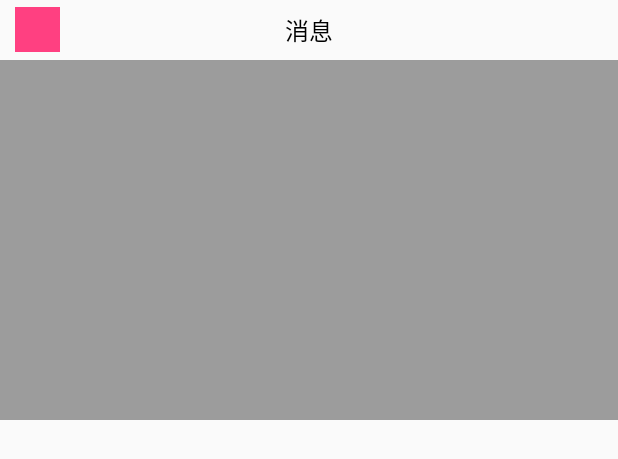
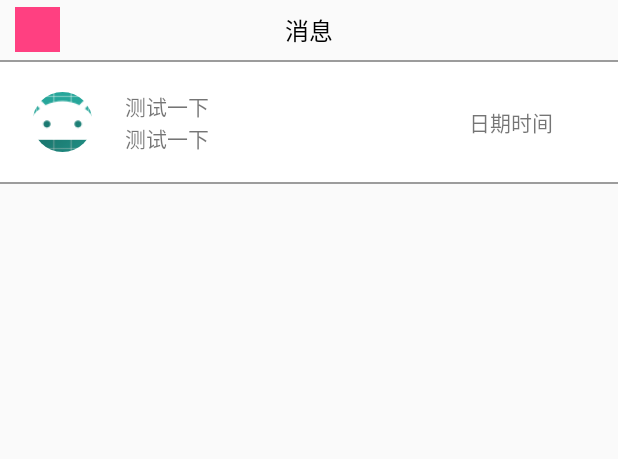
Before and after one commit to java-tangbing/doutu_v2, an Android app: the layout activity_news.xml on its own in the app's theme, with its tools: preview values and no code run, on a phone screen of 412 x 824 dp. Shown: the top 459 px of the screen. Run offline under Robolectric (Android 15) with nearby library versions, the phone set to English and light mode, and no system bars.

Commit message:
news 0.3

```diff
--- a/app/src/main/java/com/pufei/gxdt/module/news/activity/NewsActivity.java
+++ b/app/src/main/java/com/pufei/gxdt/module/news/activity/NewsActivity.java
@@ -1,5 +1,6 @@
 package com.pufei.gxdt.module.news.activity;
 
+import com.pufei.gxdt.R;
 import com.pufei.gxdt.base.BaseActivity;
 
 public class NewsActivity extends BaseActivity {
@@ -15,6 +16,6 @@ public class NewsActivity extends BaseActivity {
 
     @Override
     public int getLayout() {
-        return 0;
+        return R.layout.activity_news;
     }
 }
--- a/app/src/main/res/layout/activity_news.xml
+++ b/app/src/main/res/layout/activity_news.xml
@@ -6,18 +6,64 @@
 
     <include layout="@layout/common_title"></include>
 
-    <LinearLayout
+    <View
         android:layout_width="match_parent"
-        android:layout_height="80dp"
-        android:background="@color/hint_color"></LinearLayout>
+        android:layout_height="1dp"
+        android:background="@color/hint_color"></View>
 
     <LinearLayout
         android:layout_width="match_parent"
         android:layout_height="80dp"
-        android:background="@color/hint_color"></LinearLayout>
+        android:background="@color/white"
+        android:gravity="center"
+        android:orientation="horizontal">
 
-    <LinearLayout
+        <de.hdodenhof.circleimageview.CircleImageView
+            android:layout_width="40dp"
+            android:layout_height="40dp"
+            android:layout_weight="1"
+            android:src="@mipmap/ic_launcher" />
+
+        <LinearLayout
+            android:layout_width="wrap_content"
+            android:layout_height="wrap_content"
+            android:layout_weight="4"
+            android:orientation="vertical">
+
+            <TextView
+                android:layout_width="wrap_content"
+                android:layout_height="wrap_content"
+                android:text="测试一下" />
+
+            <TextView
+                android:layout_width="wrap_content"
+                android:layout_height="wrap_content"
+                android:text="测试一下" />
+        </LinearLayout>
+
+        <LinearLayout
+            android:layout_weight="1"
+            android:layout_width="wrap_content"
+            android:layout_height="wrap_content"
+            android:orientation="horizontal">
+
+            <TextView
+                android:layout_width="wrap_content"
+                android:layout_height="wrap_content"
+                android:text="日期" />
+
+            <TextView
+                android:layout_width="wrap_content"
+                android:layout_height="wrap_content"
+                android:text="时间" />
+
+        </LinearLayout>
+    </LinearLayout>
+
+    <View
         android:layout_width="match_parent"
-        android:layout_height="80dp"
-        android:background="@color/hint_color"></LinearLayout>
+        android:layout_height="1dp"
+        android:background="@color/hint_color"></View>
+
+
 </LinearLayout>
```
